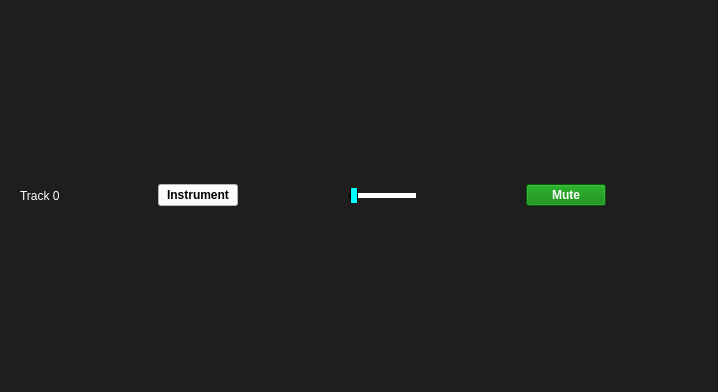
Above: Frontend/Designer/track.ui from odevincenti/ASSD_TP2 before the change. Below: the same form after it.
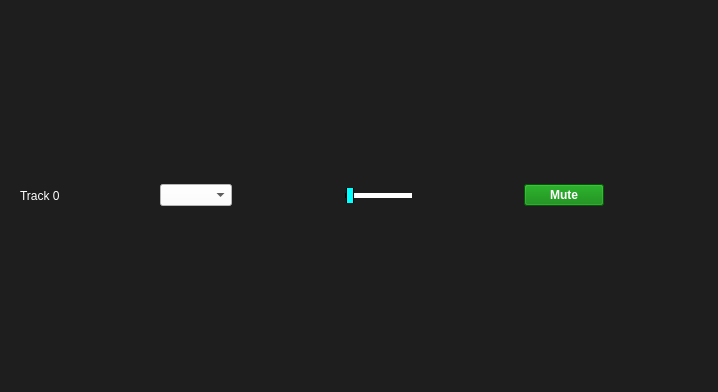
That is the form after the change.

Commit message: convertir track y menu

Patch:
```diff
--- a/Frontend/Designer/track.ui
+++ b/Frontend/Designer/track.ui
@@ -48,20 +48,11 @@
            </spacer>
           </item>
           <item>
-           <widget class="QPushButton" name="pushButton_instrument_track">
-            <property name="font">
-             <font>
-              <weight>75</weight>
-              <bold>true</bold>
-             </font>
-            </property>
+           <widget class="QComboBox" name="comboBox_track">
             <property name="styleSheet">
              <string notr="true">background:white;
 color:black;</string>
             </property>
-            <property name="text">
-             <string>Instrument</string>
-            </property>
            </widget>
           </item>
           <item>
```
The commit also changes 2 other files.
